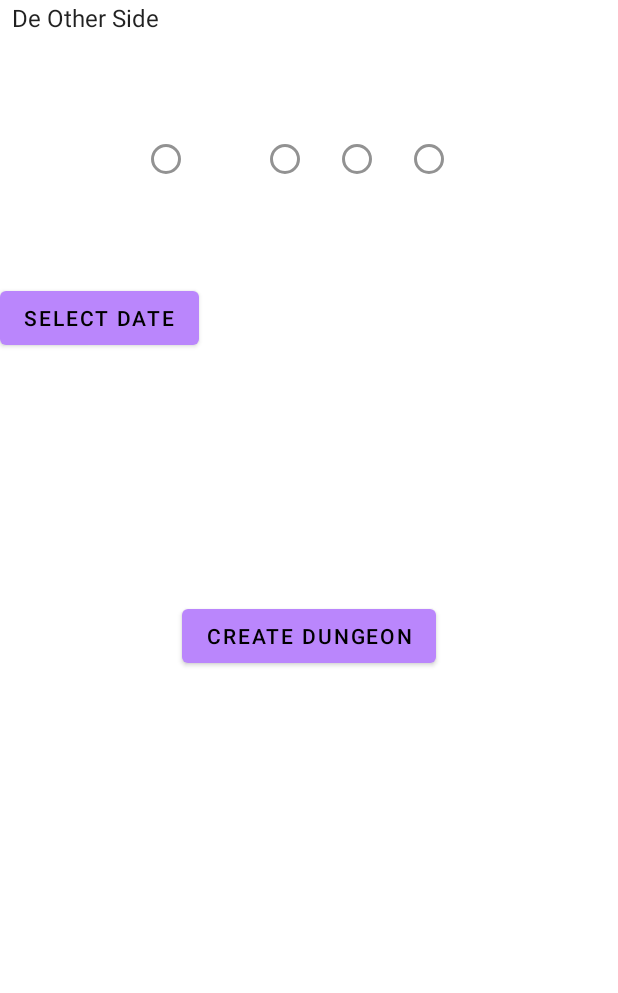
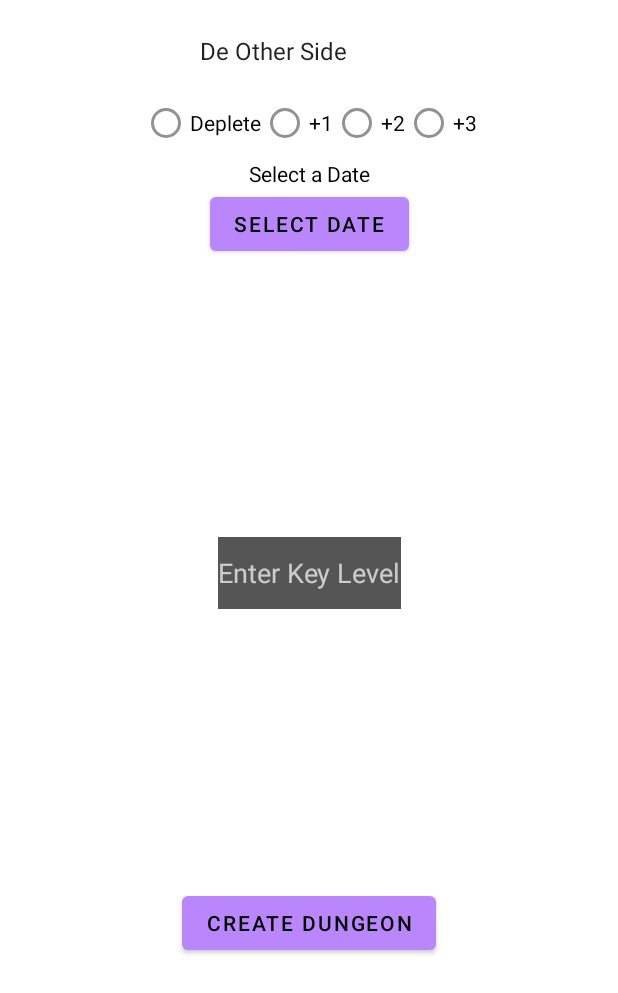
Before and after one commit to mikeladkins/Android-Completo, an Android app: the fragment CreateKeyDialogFragment placed in its activity, on a phone screen of 412 x 824 dp. Shown: the top 993 px of the screen. Run offline under Robolectric (Android 15) with nearby library versions, the phone set to English and light mode, and no system bars; our stand-ins replace Room's generated code.

```diff
--- a/app/src/main/java/com/madkins/completoandroid/MainActivity.kt
+++ b/app/src/main/java/com/madkins/completoandroid/MainActivity.kt
@@ -33,10 +33,10 @@ class MainActivity : AppCompatActivity(), CharactersDisplayFragment.Callbacks {
         bottomNavBar.labelVisibilityMode = LABEL_VISIBILITY_LABELED
         bottomNavBar.setOnItemSelectedListener { item ->
             when(item.itemId) {
-                R.id.menu_item_profile -> loadFragment(ProfileFragment())
+                R.id.menu_item_characters -> loadFragment(ProfileFragment())
                 R.id.menu_item_character_details -> loadFragment(CharacterDetailsFragment())
                 R.id.menu_item_keys -> loadFragment(KeysFragment())
-                R.id.menu_item_vault_progress -> loadFragment(VaultFragment())
+                //R.id.menu_item_vault_progress -> loadFragment(VaultFragment())
                 else -> loadFragment(ProfileFragment())
             }
             true
--- a/app/src/main/java/com/madkins/completoandroid/fragment/CreateKeyDialogFragment.kt
+++ b/app/src/main/java/com/madkins/completoandroid/fragment/CreateKeyDialogFragment.kt
@@ -26,8 +26,10 @@ class CreateKeyDialogFragment: DialogFragment() {
     private lateinit var radioButtonPlusOne: RadioButton
     private lateinit var radioButtonPlusTwo: RadioButton
     private lateinit var radioButtonPlusThree: RadioButton
+    private lateinit var editTextKeyLevel: EditText
     private lateinit var date: Date
     private val viewModel by activityViewModels<MainViewModel>()
+    private val outputFormatter = SimpleDateFormat("MMM d", Locale.ENGLISH)
 
     override fun onCreate(savedInstanceState: Bundle?) {
         super.onCreate(savedInstanceState)
@@ -59,6 +61,7 @@ class CreateKeyDialogFragment: DialogFragment() {
         radioButtonPlusOne = view.findViewById(R.id.radio_button_plus_one)
         radioButtonPlusTwo = view.findViewById(R.id.radio_button_plus_two)
         radioButtonPlusThree = view.findViewById(R.id.radio_button_plus_three)
+        editTextKeyLevel = view.findViewById(R.id.edit_text_key_level)
 
         val dungeonSpinnerAdapter = ArrayAdapter(requireActivity(), android.R.layout.simple_spinner_item, resources.getStringArray(R.array.dungeon_names))
         dungeonSpinner.adapter = dungeonSpinnerAdapter
@@ -70,8 +73,7 @@ class CreateKeyDialogFragment: DialogFragment() {
 
         datePicker.addOnPositiveButtonClickListener {
             date = Date(it)
-            dateTextField.text = date.toString()
-            pickCalendarButton.text = date.toString()
+            dateTextField.text = outputFormatter.format(date)
         }
 
         pickCalendarButton.setOnClickListener {
@@ -81,7 +83,7 @@ class CreateKeyDialogFragment: DialogFragment() {
         createDungeonButton.setOnClickListener {
             val keyToSave = DungeonKey(
                 Dungeon.mapDungeonFromString(dungeonSpinner.selectedItem.toString()),
-                1,
+                Integer.parseInt(editTextKeyLevel.text.toString()),
                 1,
                 completionLevel,
                 date,
--- a/app/src/main/res/layout/dialog_fragment_create_key.xml
+++ b/app/src/main/res/layout/dialog_fragment_create_key.xml
@@ -7,8 +7,11 @@
 
     <Spinner
         android:id="@+id/spinner_dungeon_name"
-        android:layout_width="match_parent"
+        android:layout_width="wrap_content"
         android:layout_height="wrap_content"
+        android:layout_marginTop="10dp"
+        android:gravity="center"
+        android:minHeight="48dp"
         app:layout_constraintEnd_toEndOf="parent"
         app:layout_constraintStart_toStartOf="parent"
         app:layout_constraintTop_toTopOf="parent" />
@@ -18,7 +21,7 @@
         android:layout_width="wrap_content"
         android:layout_height="wrap_content"
         android:orientation="horizontal"
-        app:layout_constraintBottom_toTopOf="@+id/button_enter_key_date"
+        app:layout_constraintBottom_toTopOf="@+id/text_selected_date"
         app:layout_constraintEnd_toEndOf="parent"
         app:layout_constraintStart_toStartOf="parent"
         app:layout_constraintTop_toBottomOf="@+id/spinner_dungeon_name">
@@ -27,45 +30,66 @@
             android:id="@+id/radio_button_deplete"
             android:layout_width="wrap_content"
             android:layout_height="wrap_content"
-            android:text="Deplete" />
+            android:text="Deplete"
+            android:textColor="@color/black" />
 
         <RadioButton
             android:id="@+id/radio_button_plus_one"
             android:layout_width="wrap_content"
             android:layout_height="wrap_content"
-            android:text="+1" />
+            android:text="+1"
+            android:textColor="@color/black" />
 
         <RadioButton
             android:id="@+id/radio_button_plus_two"
             android:layout_width="wrap_content"
             android:layout_height="wrap_content"
-            android:text="+2" />
+            android:text="+2"
+            android:textColor="@color/black" />
 
         <RadioButton
             android:id="@+id/radio_button_plus_three"
             android:layout_width="wrap_content"
             android:layout_height="wrap_content"
-            android:text="+3" />
+            android:text="+3"
+            android:textColor="@color/black" />
     </RadioGroup>
+
+    <TextView
+        android:id="@+id/text_selected_date"
+        android:layout_width="wrap_content"
+        android:layout_height="wrap_content"
+        android:text="Select a Date"
+        android:textColor="@color/black"
+        app:layout_constraintBottom_toTopOf="@id/button_enter_key_date"
+        app:layout_constraintEnd_toEndOf="parent"
+        app:layout_constraintStart_toStartOf="parent"
+        app:layout_constraintTop_toBottomOf="@id/radio_group_key_outcome" />
 
     <Button
         android:id="@+id/button_enter_key_date"
         android:layout_width="wrap_content"
         android:layout_height="wrap_content"
         android:text="Select Date"
-        app:layout_constraintBottom_toTopOf="@+id/button_create_dungeon_key"
+        app:layout_constraintEnd_toEndOf="parent"
         app:layout_constraintStart_toStartOf="parent"
-        app:layout_constraintTop_toBottomOf="@+id/spinner_dungeon_name" />
+        app:layout_constraintTop_toBottomOf="@+id/text_selected_date" />
 
-    <TextView
-        android:id="@+id/text_selected_date"
+    <EditText
+        android:id="@+id/edit_text_key_level"
         android:layout_width="wrap_content"
         android:layout_height="wrap_content"
-        android:text="Select a Date"
-        app:layout_constraintBottom_toTopOf="@+id/button_create_dungeon_key"
+        android:background="@color/list_item_background"
+        android:foregroundTint="#000000"
+        android:hint="Enter Key Level"
+        android:inputType="number"
+        android:minHeight="48dp"
+        android:singleLine="true"
+        android:textColor="@color/black"
+        app:layout_constraintBottom_toTopOf="@id/button_create_dungeon_key"
         app:layout_constraintEnd_toEndOf="parent"
-        app:layout_constraintStart_toEndOf="@+id/button_enter_key_date"
-        app:layout_constraintTop_toBottomOf="@+id/spinner_dungeon_name" />
+        app:layout_constraintStart_toStartOf="parent"
+        app:layout_constraintTop_toBottomOf="@id/button_enter_key_date" />
 
     <Button
         android:id="@+id/button_create_dungeon_key"
@@ -75,6 +99,6 @@
         app:layout_constraintBottom_toBottomOf="parent"
         app:layout_constraintEnd_toEndOf="parent"
         app:layout_constraintStart_toStartOf="parent"
-        app:layout_constraintTop_toBottomOf="@+id/spinner_dungeon_name" />
+        app:layout_constraintTop_toBottomOf="@id/edit_text_key_level" />
 
 </androidx.constraintlayout.widget.ConstraintLayout>
--- a/app/src/main/res/menu/bottom_navigation_menu.xml
+++ b/app/src/main/res/menu/bottom_navigation_menu.xml
@@ -1,19 +1,15 @@
 <?xml version="1.0" encoding="utf-8"?>
 <menu xmlns:android="http://schemas.android.com/apk/res/android">
     <item
-        android:id="@+id/menu_item_profile"
-        android:title="Profile"
+        android:id="@+id/menu_item_characters"
+        android:title="@string/bottom_menu_characters"
         android:icon="@drawable/class_priest"/>
     <item
         android:id="@+id/menu_item_character_details"
-        android:title="Character"
+        android:title="@string/bottom_menu_character_details"
         android:icon="@drawable/class_death_knight"/>
     <item
         android:id="@+id/menu_item_keys"
-        android:title="Keys"
+        android:title="@string/bottom_menu_keys"
         android:icon="@drawable/class_demon_hunter"/>
-    <item
-        android:id="@+id/menu_item_vault_progress"
-        android:title="Vault"
-        android:icon="@drawable/class_druid"/>
 </menu>
--- a/app/src/main/res/values/strings.xml
+++ b/app/src/main/res/values/strings.xml
@@ -10,7 +10,7 @@
     <string name="hint_enter_character_name">Enter Name</string>
     <string name="hint_enter_character_level">Enter Level</string>
     <string name="button_confirmAccount">Confirm</string>
-    <string name="bottom_menu_profile">Profile</string>
+    <string name="bottom_menu_characters">Characters</string>
     <string name="bottom_menu_character_details">Character Details</string>
     <string name="bottom_menu_keys">Keys</string>
     <string name="bottom_menu_vault">Vault</string>
@@ -18,7 +18,6 @@
     <string name="character_class_image_content_description">Character Class</string>
     <string name="character_race_image_content_description">Character Race</string>
     <string name="dungeon_image_content_description">Dungeon</string>
-
 
     <string-array name="character_genders">
         <item>Male</item>
```
